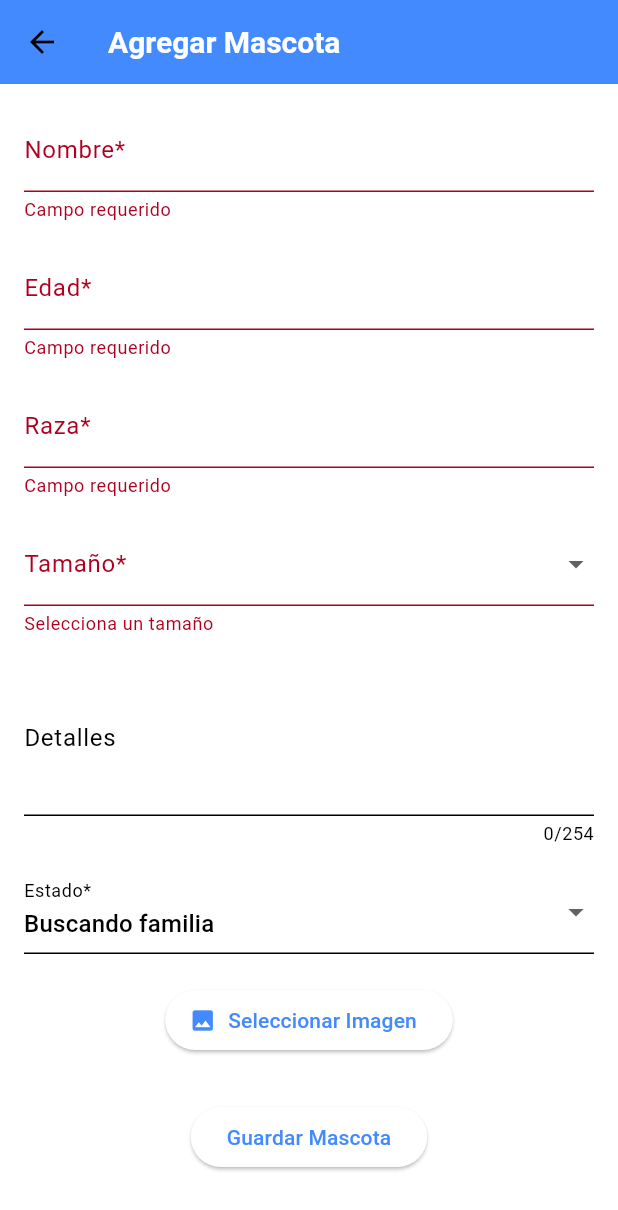
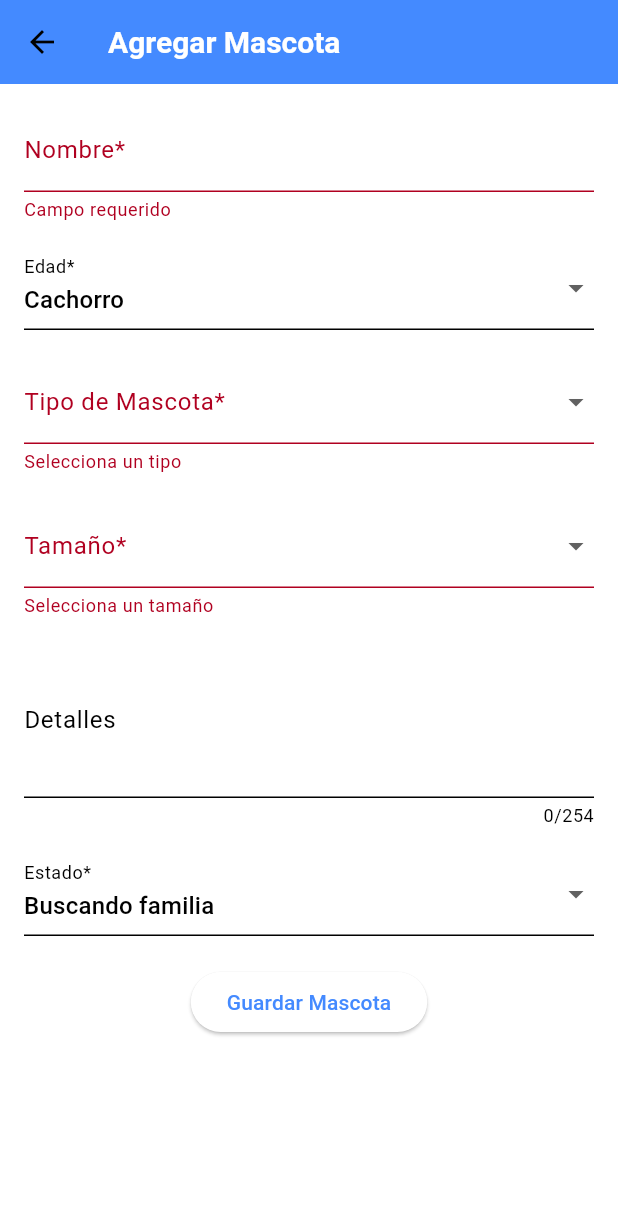
Before and after one commit to ArturoMD7/M.I.A.U_UI, a Flutter app: the AddPetScreen screen opened by its route, after a tap on "Guardar Mascota", on a phone screen of 412 x 824 dp. Shown: the top 1210 px of the screen. Run offline on Flutter 3.47's test engine with Material 3 defaults, Android fonts, the light colour scheme and no system bars; our stand-ins replace cached_network_image, flutter_dotenv, image_picker, pdf, printing, qr_flutter and 1 more; accounts and stored records are empty.

Commit message:
Final BETA

```diff
--- a/lib/screens/add_pet_screen.dart
+++ b/lib/screens/add_pet_screen.dart
@@ -1,8 +1,6 @@
 import 'package:flutter/material.dart';
-import 'package:image_picker/image_picker.dart';
 import 'package:http/http.dart' as http;
 import 'dart:convert';
-import 'dart:io';
 import 'package:shared_preferences/shared_preferences.dart';
 import 'package:flutter_dotenv/flutter_dotenv.dart';
 
@@ -17,12 +15,11 @@ class AddPetScreen extends StatefulWidget {
 class _AddPetScreenState extends State<AddPetScreen> {
   final _formKey = GlobalKey<FormState>();
   final TextEditingController _nameController = TextEditingController();
-  final TextEditingController _ageController = TextEditingController();
-  final TextEditingController _breedController = TextEditingController();
   final TextEditingController _detailsController = TextEditingController();
   String? _selectedSize;
   int? _selectedStatus;
-  File? _selectedImage;
+  String? _selectedAge;
+  String? _selectedType;
   bool _isLoading = false;
 
   late final String _baseUrl;
@@ -33,21 +30,44 @@ class _AddPetScreenState extends State<AddPetScreen> {
     2: 'Buscando familia'
   };
 
+  final Map<String, String> _ageOptions = {
+    'Cachorro': 'Cachorro',
+    'Joven': 'Joven',
+    'Adulto': 'Adulto'
+  };
+  final Map<String, String> _typeOptions = {
+    'Perro': 'Perro',
+    'Gato': 'Gato',
+    'Ave': 'Ave',
+    'Roedor': 'Roedor',
+    'Otro': 'Otro'
+  };
+
   @override
   void initState() {
     super.initState();
     _baseUrl = dotenv.env['API_URL'] ?? 'http://192.168.1.133:8000/api';
 
-    // Si estamos editando, cargamos los datos existentes
     if (widget.petToEdit != null) {
       _nameController.text = widget.petToEdit!['name'] ?? '';
-      _ageController.text = widget.petToEdit!['age'] ?? '';
-      _breedController.text = widget.petToEdit!['breed'] ?? '';
       _selectedSize = widget.petToEdit!['size'];
       _detailsController.text = widget.petToEdit!['petDetails'] ?? '';
       _selectedStatus = widget.petToEdit!['statusAdoption'];
+
+      // Manejo seguro para la edad
+      _selectedAge = _ageOptions.containsKey(widget.petToEdit!['age'])
+          ? widget.petToEdit!['age']
+          : null;
+
+
+      // Manejo seguro para el tipo
+      final petType = widget.petToEdit!['type'] is int
+          ? widget.petToEdit!['type']
+          : int.tryParse(widget.petToEdit!['type'].toString());
+      _selectedType = _typeOptions.containsKey(petType) ? petType : null;
     } else {
       _selectedStatus = 2; // Default: Buscando familia
+      _selectedAge = _ageOptions.keys.first; // Valor por defecto
     }
   }
 
@@ -59,13 +79,6 @@ class _AddPetScreenState extends State<AddPetScreen> {
   Future<int?> _getUserId() async {
     final prefs = await SharedPreferences.getInstance();
     return prefs.getInt('user_id');
-  }
-
-  Future<void> _pickImage() async {
-    final image = await ImagePicker().pickImage(source: ImageSource.gallery);
-    if (image != null) {
-      setState(() => _selectedImage = File(image.path));
-    }
   }
 
   Future<void> _submitForm() async {
@@ -87,15 +100,17 @@ class _AddPetScreenState extends State<AddPetScreen> {
     try {
       final petData = {
         "name": _nameController.text,
-        "age": _ageController.text,
-        "breed": _breedController.text,
         "size": _selectedSize,
         "petDetails": _detailsController.text.isEmpty ? null : _detailsController.text,
         "userId": userId,
         "statusAdoption": _selectedStatus,
+        "age": _selectedAge,
+        "breed": _selectedType,
       };
 
-      // Determinar si es creación o edición
+      // Eliminar campos nulos
+      petData.removeWhere((key, value) => value == null);
+
       final isEditing = widget.petToEdit != null;
       final url = isEditing
           ? "$_baseUrl/pets/${widget.petToEdit!['id']}/"
@@ -124,29 +139,6 @@ class _AddPetScreenState extends State<AddPetScreen> {
         throw Exception("Error: ${response.body}");
       }
 
-      // Subir imagen si existe
-      if (_selectedImage != null) {
-        final petId = isEditing
-            ? widget.petToEdit!['id']
-            : jsonDecode(response.body)['id'];
-
-        final request = http.MultipartRequest(
-          "POST",
-          Uri.parse("$_baseUrl/pet-images/")
-        )
-          ..headers['Authorization'] = 'Bearer $token'
-          ..fields['petId'] = petId.toString()
-          ..files.add(await http.MultipartFile.fromPath(
-            'image',
-            _selectedImage!.path,
-          ));
-
-        final imgResponse = await request.send();
-        if (imgResponse.statusCode != 201) {
-          throw Exception("Error al subir imagen");
-        }
-      }
-
       if (!mounted) return;
       ScaffoldMessenger.of(context).showSnackBar(
         SnackBar(
@@ -172,6 +164,7 @@ class _AddPetScreenState extends State<AddPetScreen> {
       appBar: AppBar(
         title: Text(widget.petToEdit != null ? "Editar Mascota" : "Agregar Mascota"),
       ),
+
       body: Padding(
         padding: const EdgeInsets.all(16.0),
         child: Form(
@@ -179,7 +172,6 @@ class _AddPetScreenState extends State<AddPetScreen> {
           child: SingleChildScrollView(
             child: Column(
               children: [
-                // Campo Nombre
                 TextFormField(
                   controller: _nameController,
                   decoration: const InputDecoration(labelText: "Nombre*"),
@@ -191,31 +183,37 @@ class _AddPetScreenState extends State<AddPetScreen> {
                 ),
                 const SizedBox(height: 16),
 
-                // Campo Edad
-                TextFormField(
-                  controller: _ageController,
+                // Dropdown de Edad
+                DropdownButtonFormField<String>(
+                  value: _selectedAge,
                   decoration: const InputDecoration(labelText: "Edad*"),
-                  validator: (value) {
-                    if (value == null || value.isEmpty) return "Campo requerido";
-                    if (value.length > 50) return "Máximo 50 caracteres";
-                    return null;
-                  },
+                  items: _ageOptions.entries.map((entry) {
+                    return DropdownMenuItem<String>(
+                      value: entry.key,
+                      child: Text(entry.value),
+                    );
+                  }).toList(),
+                  onChanged: (value) => setState(() => _selectedAge = value),
+                  validator: (value) => value == null ? "Selecciona una edad" : null,
                 ),
-                const SizedBox(height: 16),
+                const SizedBox(height: 20),
 
-                // Campo Raza
-                TextFormField(
-                  controller: _breedController,
-                  decoration: const InputDecoration(labelText: "Raza*"),
-                  validator: (value) {
-                    if (value == null || value.isEmpty) return "Campo requerido";
-                    if (value.length > 30) return "Máximo 30 caracteres";
-                    return null;
-                  },
+                // Dropdown de Tipo
+                DropdownButtonFormField<String>(
+                  value: _selectedType,
+                  decoration: const InputDecoration(labelText: "Tipo de Mascota*"),
+                  items: _typeOptions.entries.map((entry) {
+                    return DropdownMenuItem<String>(
+                      value: entry.key.toString(),
+                      child: Text(entry.value),
+                    );
+                  }).toList(),
+                  onChanged: (value) => setState(() => _selectedType = value),
+                  validator: (value) => value == null ? "Selecciona un tipo" : null,
                 ),
-                const SizedBox(height: 16),
+                const SizedBox(height: 20),
 
-                // Selector de Tamaño
+                // Dropdown de Tamaño
                 DropdownButtonFormField<String>(
                   value: _selectedSize,
                   decoration: const InputDecoration(labelText: "Tamaño*"),
@@ -230,7 +228,6 @@ class _AddPetScreenState extends State<AddPetScreen> {
                 ),
                 const SizedBox(height: 16),
 
-                // Campo Detalles
                 TextFormField(
                   controller: _detailsController,
                   decoration: const InputDecoration(
@@ -242,7 +239,7 @@ class _AddPetScreenState extends State<AddPetScreen> {
                 ),
                 const SizedBox(height: 16),
 
-                // Selector de Estado
+                // Dropdown de Estado
                 DropdownButtonFormField<int>(
                   value: _selectedStatus,
                   decoration: const InputDecoration(labelText: "Estado*"),
@@ -253,23 +250,10 @@ class _AddPetScreenState extends State<AddPetScreen> {
                     );
                   }).toList(),
                   onChanged: (value) => setState(() => _selectedStatus = value),
+                  validator: (value) => value == null ? "Selecciona un estado" : null,
                 ),
                 const SizedBox(height: 20),
 
-                // Selector de Imagen
-                ElevatedButton.icon(
-                  icon: const Icon(Icons.image),
-                  label: const Text("Seleccionar Imagen"),
-                  onPressed: _pickImage,
-                ),
-                if (_selectedImage != null)
-                  Padding(
-                    padding: const EdgeInsets.only(top: 10),
-                    child: Image.file(_selectedImage!, height: 100),
-                  ),
-                const SizedBox(height: 30),
-
-                // Botón de Guardar
                 ElevatedButton(
                   onPressed: _isLoading ? null : _submitForm,
                   child: _isLoading
@@ -287,8 +271,6 @@ class _AddPetScreenState extends State<AddPetScreen> {
   @override
   void dispose() {
     _nameController.dispose();
-    _ageController.dispose();
-    _breedController.dispose();
     _detailsController.dispose();
     super.dispose();
   }
--- a/lib/screens/lost_pets_screen.dart
+++ b/lib/screens/lost_pets_screen.dart
@@ -677,7 +677,6 @@ class _LostPetsScreenState extends State<LostPetsScreen> {
             ...post,
             'user_name': user['name'],
             'user_first_name': user['first_name'],
-            'user_profile_photo': user['profilePhoto'],
             'created_at': post['postDate'],
           },
           onDelete: user['id'] == currentUserId
--- a/lib/services/profile_provider.dart
+++ b/lib/services/profile_provider.dart
@@ -8,13 +8,11 @@ import 'package:shared_preferences/shared_preferences.dart';
 import 'package:flutter_dotenv/flutter_dotenv.dart';
 
 class ProfileState {
-  final String? profilePhotoUrl;
   final bool isLoading;
   final Map<String, dynamic>? userInfo;
   final String? errorMessage;
 
   ProfileState({
-    this.profilePhotoUrl,
     this.isLoading = false,
     this.userInfo,
     this.errorMessage,
@@ -27,7 +25,6 @@ class ProfileState {
     String? errorMessage,
   }) {
     return ProfileState(
-      profilePhotoUrl: profilePhotoUrl ?? this.profilePhotoUrl,
       isLoading: isLoading ?? this.isLoading,
       userInfo: userInfo ?? this.userInfo,
       errorMessage: errorMessage ?? this.errorMessage,
```
Also changed, not shown: lib/screens/adopt_screen.dart (+20 -10 lines), lib/screens/create_pet_screen.dart (+20 -23 lines), lib/screens/pet_id_screen.dart (+55 -41 lines), lib/screens/profile_screen.dart (+0 -81 lines), lib/screens/register_screen.dart (+12 -1 lines), lib/widgets/postWidget.dart (+0 -10 lines), 1 other file.
